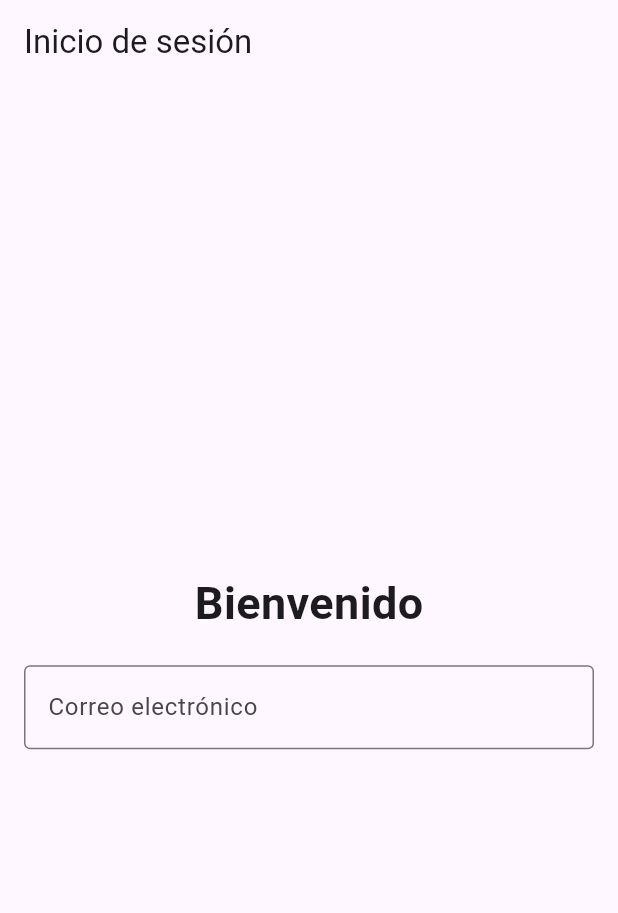
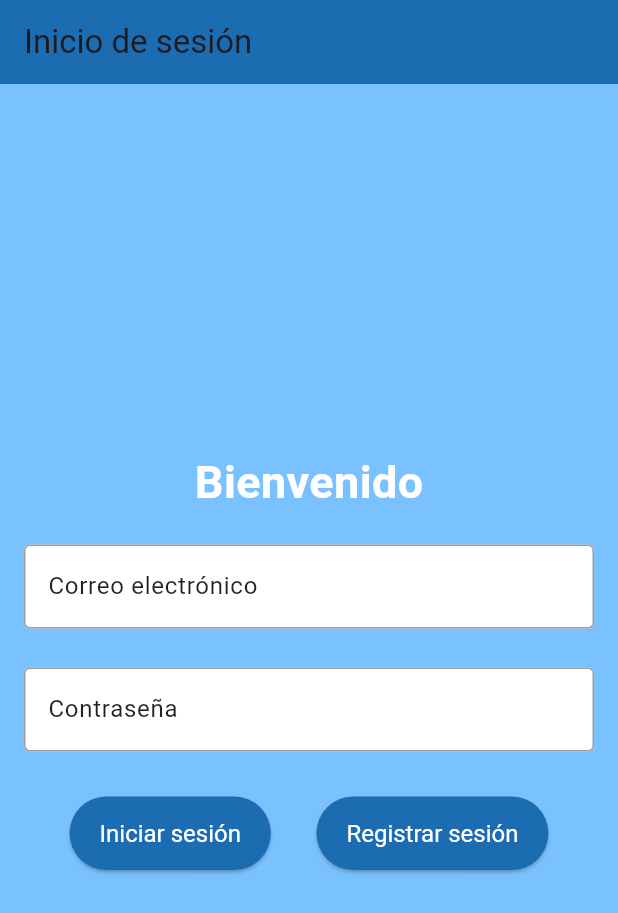
Before and after one commit to Jotaoesee/actividad3_app, a Flutter app: the screen it shows after launch, on a phone screen of 412 x 824 dp. Shown: the top 913 px of the screen. Run offline on Flutter 3.47's test engine with Material 3 defaults, Android fonts, the phone set to English and light mode, and no system bars.

Commit message:
termino de darle forma visual a mi pantalla de iniciar sesion

```diff
--- a/lib/pantallas/inicio_sesion.dart
+++ b/lib/pantallas/inicio_sesion.dart
@@ -8,24 +8,92 @@ class InicioSesion extends StatelessWidget {
     return Scaffold(
       appBar: AppBar(
         title: const Text("Inicio de sesión"),
+        backgroundColor: const Color.fromARGB(255, 28, 108, 178),
       ),
-      body: const Padding(
-        padding: EdgeInsets.all(16.0),
+      body: Container(
+        color: const Color.fromARGB(255, 122, 193, 255),
+        child: Padding(
+          padding: const EdgeInsets.all(16.0),
           child: Column(
             mainAxisAlignment: MainAxisAlignment.center,
             children: [
-            Text(
+              const Text(
                 "Bienvenido",
-              style: TextStyle(fontSize: 30, fontWeight: FontWeight.bold),
+                style: TextStyle(
+                  fontSize: 30,
+                  fontWeight: FontWeight.bold,
+                  color: Colors.white,
                 ),
-            SizedBox(height: 20),
-            TextField(
+              ),
+              const SizedBox(height: 20),
+              const TextField(
                 decoration: InputDecoration(
+                  filled: true,
+                  fillColor: Colors.white,
                   labelText: 'Correo electrónico',
+                  labelStyle: TextStyle(color: Colors.black87),
                   border: OutlineInputBorder(),
+                  enabledBorder: OutlineInputBorder(
+                    borderSide: BorderSide(color: Colors.grey),
+                  ),
+                  focusedBorder: OutlineInputBorder(
+                    borderSide: BorderSide(color: Colors.blue),
+                  ),
+                ),
+              ),
+              const SizedBox(height: 26),
+              const TextField(
+                obscureText: true,
+                decoration: InputDecoration(
+                  filled: true,
+                  fillColor: Colors.white,
+                  labelText: 'Contraseña',
+                  labelStyle: TextStyle(color: Colors.black87),
+                  border: OutlineInputBorder(),
+                  enabledBorder: OutlineInputBorder(
+                    borderSide: BorderSide(color: Colors.grey),
+                  ),
+                  focusedBorder: OutlineInputBorder(
+                    borderSide: BorderSide(color: Colors.blue),
+                  ),
+                ),
+              ),
+              const SizedBox(height: 30),
+              Row(
+                mainAxisAlignment: MainAxisAlignment.spaceEvenly,
+                children: [
+                  ElevatedButton(
+                    style: ElevatedButton.styleFrom(
+                      backgroundColor: const Color.fromARGB(255, 28, 108, 178),
+                      padding: const EdgeInsets.symmetric(horizontal: 20, vertical: 15),
+                      textStyle: const TextStyle(fontSize: 16),
+                    ),
+                    onPressed: () {
+                      print("Inicio de sesión presionado");
+                    },
+                    child: const Text(
+                      "Iniciar sesión",
+                      style: TextStyle(color: Colors.white),
+                    ),
+                  ),
+                  ElevatedButton(
+                    style: ElevatedButton.styleFrom(
+                      backgroundColor: const Color.fromARGB(255, 28, 108, 178),
+                      padding: const EdgeInsets.symmetric(horizontal: 20, vertical: 15),
+                      textStyle: const TextStyle(fontSize: 16),
+                    ),
+                    onPressed: () {
+                      print("Registrar sesión presionado");
+                    },
+                    child: const Text(
+                      "Registrar sesión",
+                      style: TextStyle(color: Colors.white),
                     ),
                   ),
                 ],
+              ),
+            ],
+          ),
         ),
       ),
     );
```
Lines whose indentation alone changed are shown as unchanged.
